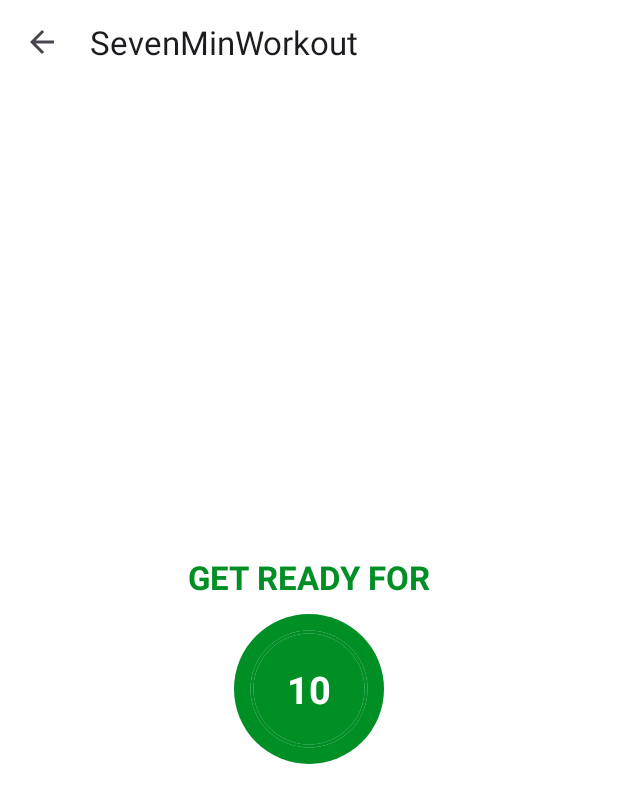
After one commit to nevrmd/seven-min-workout, an Android app: the ExerciseActivity screen opened directly, with no data from a screen before it, on a phone screen of 412 x 824 dp. The commit adds this screen. Shown: the top 803 px of the screen. Run offline under Robolectric (Android 15) with nearby library versions, the phone set to English and light mode, and no system bars.

Commit message:
Progress bar

```diff
--- a/app/src/main/AndroidManifest.xml
+++ b/app/src/main/AndroidManifest.xml
@@ -13,6 +13,10 @@
         android:theme="@style/Theme.SevenMinWorkout"
         tools:targetApi="31">
         <activity
+            android:name=".ExerciseActivity"
+            android:exported="false"
+            android:screenOrientation="portrait" />
+        <activity
             android:name=".MainActivity"
             android:exported="true">
             <intent-filter>
--- /dev/null
+++ b/app/src/main/java/com/nevrmd/sevenminworkout/ExerciseActivity.kt
@@ -0,0 +1,23 @@
+package com.nevrmd.sevenminworkout
+
+import androidx.appcompat.app.AppCompatActivity
+import android.os.Bundle
+import com.nevrmd.sevenminworkout.databinding.ActivityExerciseBinding
+
+class ExerciseActivity : AppCompatActivity() {
+
+    private lateinit var binding: ActivityExerciseBinding
+    override fun onCreate(savedInstanceState: Bundle?) {
+        super.onCreate(savedInstanceState)
+        binding = ActivityExerciseBinding.inflate(layoutInflater)
+        val view = binding.root
+        setContentView(view)
+
+        setSupportActionBar(binding.tbExerciseActivity)
+        supportActionBar?.setDisplayHomeAsUpEnabled(true)
+
+        binding.tbExerciseActivity.setNavigationOnClickListener {
+            onBackPressed()
+        }
+    }
+}
--- a/app/src/main/java/com/nevrmd/sevenminworkout/MainActivity.kt
+++ b/app/src/main/java/com/nevrmd/sevenminworkout/MainActivity.kt
@@ -2,8 +2,9 @@
 
 import androidx.appcompat.app.AppCompatActivity
 import android.os.Bundle
-import android.widget.Toast
 import com.nevrmd.sevenminworkout.databinding.ActivityMainBinding
+import android.content.Intent
+
 
 class MainActivity : AppCompatActivity() {
 
@@ -15,7 +16,8 @@
         setContentView(view)
 
         binding.llStart.setOnClickListener {
-            Toast.makeText(this, "Works!", Toast.LENGTH_SHORT).show()
+            val intent = Intent(this, ExerciseActivity::class.java)
+            startActivity(intent)
         }
     }
 }
--- /dev/null
+++ b/app/src/main/res/drawable/circular_progress_bar.xml
@@ -0,0 +1,11 @@
+<?xml version="1.0" encoding="utf-8"?>
+<layer-list xmlns:android="http://schemas.android.com/apk/res/android">
+    <item>
+        <shape android:shape="ring"
+            android:innerRadiusRatio="2.7"
+            android:thicknessRatio="50.0"
+            android:useLevel="true">
+            <solid android:color="@color/colorAccent"/>
+        </shape>
+    </item>
+</layer-list>
--- /dev/null
+++ b/app/src/main/res/drawable/circular_progress_gray.xml
@@ -0,0 +1,11 @@
+<?xml version="1.0" encoding="utf-8"?>
+<layer-list xmlns:android="http://schemas.android.com/apk/res/android">
+    <item>
+        <shape android:shape="ring"
+            android:innerRadiusRatio="2.7"
+            android:thicknessRatio="50.0"
+            android:useLevel="false">
+            <solid android:color="@color/circular_progress_gray"/>
+        </shape>
+    </item>
+</layer-list>
--- /dev/null
+++ b/app/src/main/res/drawable/item_circular_color_accent_background.xml
@@ -0,0 +1,7 @@
+<?xml version="1.0" encoding="utf-8"?>
+<shape xmlns:android="http://schemas.android.com/apk/res/android"
+    android:shape="oval">
+
+    <solid android:color="@color/colorAccent" />
+
+</shape>
--- a/app/src/main/res/drawable/item_color_accent_border_ripple_background.xml
+++ b/app/src/main/res/drawable/item_color_accent_border_ripple_background.xml
@@ -6,5 +6,5 @@
             <solid android:color="@color/black" />
         </shape>
     </item>
-    <item android:drawable="@drawable/item_curcular_color_accent_border" />
+    <item android:drawable="@drawable/item_circular_color_accent_border" />
 </ripple>
--- /dev/null
+++ b/app/src/main/res/layout/activity_exercise.xml
@@ -0,0 +1,74 @@
+<?xml version="1.0" encoding="utf-8"?>
+<RelativeLayout xmlns:android="http://schemas.android.com/apk/res/android"
+    xmlns:tools="http://schemas.android.com/tools"
+    android:layout_width="match_parent"
+    android:layout_height="match_parent"
+    tools:context=".ExerciseActivity"
+    android:orientation="vertical"
+    android:background="@color/white">
+
+    <androidx.appcompat.widget.Toolbar
+        android:id="@+id/tb_exercise_activity"
+        android:layout_width="match_parent"
+        android:layout_height="?android:attr/actionBarSize"
+        android:background="@color/white" />
+
+    <LinearLayout
+        android:id="@+id/llRestView"
+        android:layout_width="match_parent"
+        android:layout_height="match_parent"
+        android:layout_below="@id/tb_exercise_activity"
+        android:gravity="center"
+        android:orientation="vertical"
+        android:visibility="visible">
+
+        <TextView
+            android:layout_width="wrap_content"
+            android:layout_height="wrap_content"
+            android:text="GET READY FOR"
+            android:textColor="@color/colorAccent"
+            android:textSize="22sp"
+            android:textStyle="bold"/>
+
+        <FrameLayout
+            android:layout_width="100dp"
+            android:layout_height="100dp"
+            android:layout_marginTop="10dp"
+            android:background="@drawable/item_circular_color_accent_background">
+
+            <ProgressBar
+                android:id="@+id/progressBar"
+                android:layout_width="100dp"
+                android:layout_height="100dp"
+                style="?android:attr/progressBarStyleHorizontal"
+                android:layout_gravity="center"
+                android:background="@drawable/circular_progress_gray"
+                android:indeterminate="false"
+                android:max="10"
+                android:progress="100"
+                android:progressDrawable="@drawable/circular_progress_bar"
+                android:rotation="-90"/>
+
+        <LinearLayout
+            android:layout_width="60dp"
+            android:layout_height="60dp"
+            android:layout_gravity="center"
+            android:background="@drawable/item_circular_color_accent_background"
+            android:gravity="center">
+
+            <TextView
+                android:id="@+id/tvTimer"
+                android:layout_width="wrap_content"
+                android:layout_height="wrap_content"
+                android:textColor="@color/white"
+                android:textSize="25sp"
+                android:textStyle="bold"
+                android:text="10"/>
+
+        </LinearLayout>
+
+        </FrameLayout>
+
+    </LinearLayout>
+
+</RelativeLayout>
--- a/app/src/main/res/layout/activity_main.xml
+++ b/app/src/main/res/layout/activity_main.xml
@@ -20,7 +20,7 @@
         android:id="@+id/llStart"
         android:layout_width="@dimen/start_button_size"
         android:layout_height="@dimen/start_button_size"
-        android:background="@drawable/item_curcular_color_accent_border"
+        android:background="@drawable/item_circular_color_accent_border"
         android:gravity="center"
         app:layout_constraintBottom_toBottomOf="parent"
         app:layout_constraintEnd_toEndOf="parent"
--- a/app/src/main/res/values/colors.xml
+++ b/app/src/main/res/values/colors.xml
@@ -6,4 +6,5 @@
     <color name="colorPrimaryDark">#B2212121</color>
     <color name="colorAccent">#008F24</color>
     <color name="colorHighlighted">#C4C4C4</color>
+    <color name="circular_progress_gray">#D4DEE7</color>
 </resources>
```
Also changed, not shown: app/src/main/res/drawable/item_circular_color_accent_border.xml (renamed from app/src/main/res/drawable/item_curcular_color_accent_border.xml).
